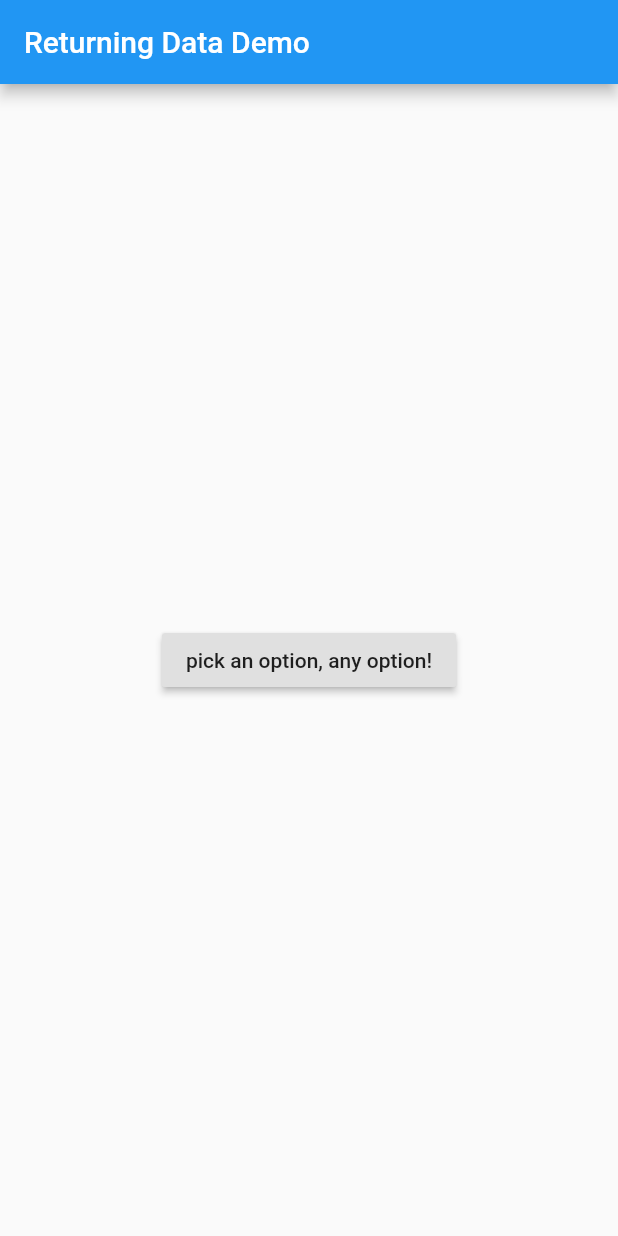
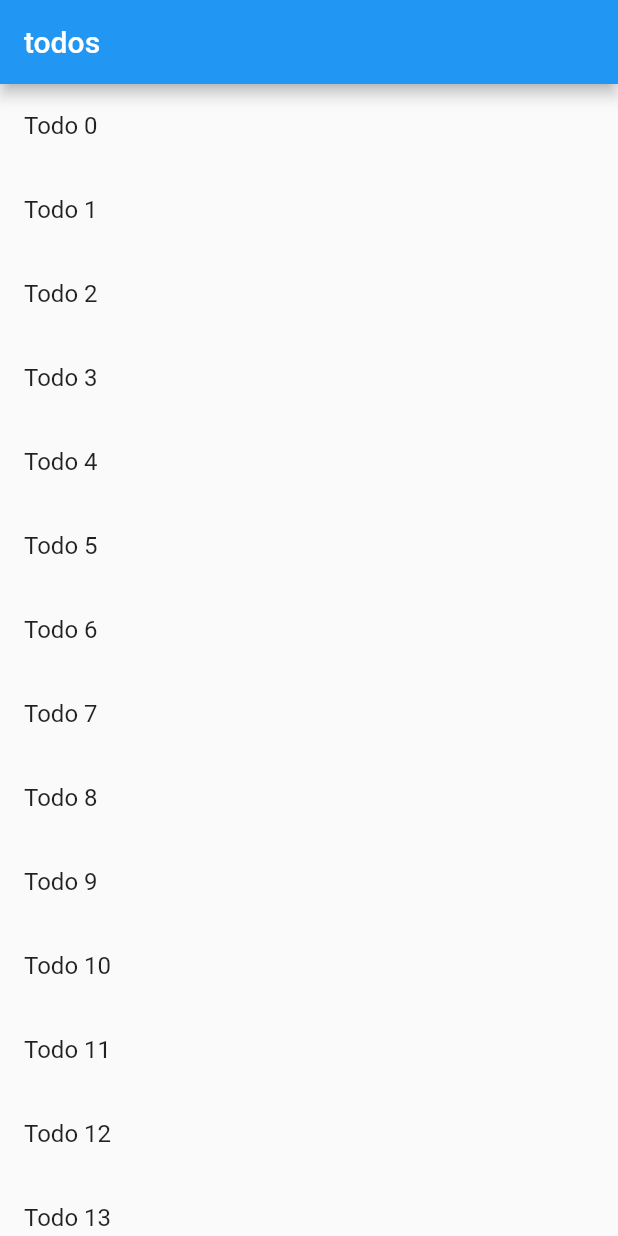
Before and after one commit to osamtimizer/Flutter_sandbox, a Flutter app: the screen it shows after launch, on a phone screen of 412 x 824 dp. Run offline on Flutter 3.47's test engine with Material 2 defaults, Android fonts, the phone set to English and light mode, and no system bars.

Commit message:
Send data to a new screen

```diff
--- a/lib/main.dart
+++ b/lib/main.dart
@@ -1,96 +1,77 @@
+import 'package:flutter/foundation.dart';
 import 'package:flutter/material.dart';
 
 void main() => runApp(MyApp());
+
+class Todo {
+  final String title;
+  final String description;
+
+  Todo(this.title, this.description);
+}
+
 
 class MyApp extends StatelessWidget {
   @override
   Widget build(BuildContext context) {
     return MaterialApp(
-      title: "Returning Data",
-      home: HomeScreen(),
-    );
-  }
-}
-
-// return data from a new screen.
-
-// 1. Define the house screen
-// 2. Add a button that launches the selection screen
-// 3. Show the selection screen with two buttons
-// 4. When a button is tapped, close the selection screen
-// 5. Show a snackBar on the home screen with the selection
-
-class HomeScreen extends StatelessWidget {
-  @override
-  Widget build(BuildContext context) {
-    return Scaffold(
-      appBar: AppBar(
-        title: Text("Returning Data Demo"),
-      ),
-      body: Center(child: SelectionButton()),
-    );
-  }
-}
-
-class SelectionButton extends StatelessWidget {
-  @override
-  Widget build(BuildContext context) {
-    return RaisedButton(
-      onPressed: () {
-        _navigationAndDisplaySelection(context);
-      },
-      child: Text('pick an option, any option!'),
-    );
-  }
-
-  _navigationAndDisplaySelection(BuildContext context) async {
-    final result = await Navigator.push(
-      context,
-      MaterialPageRoute(builder: (context) => SelectionScreen()),
-    );
-
-    Scaffold.of(context)
-    ..removeCurrentSnackBar()
-    ..showSnackBar(SnackBar(content: Text("$result")));
-  }
-}
-
-class SelectionScreen extends StatelessWidget {
-  @override
-  Widget build(BuildContext context) {
-    return Scaffold(
-      appBar: AppBar(
-        title: Text('pick an option'),
-      ),
-      body: Center(
-        child: Center(
-          child: Column(
-            mainAxisAlignment: MainAxisAlignment.center,
-            children: <Widget>[
-              Padding(
-                padding: const EdgeInsets.all(8.0),
-                child: RaisedButton(
-                  onPressed: () {
-                    // pop here with "Yep"...
-                    Navigator.pop(context, "Yep!");
-                  },
-                  child: Text("Yep!"),
-                ),
-              ),
-              Padding(
-                padding: const EdgeInsets.all(8.0),
-                child: RaisedButton(
-                  onPressed: () {
-                    // pop here with "Nope"
-                    Navigator.pop(context, "Nope.");
-                  },
-                  child: Text('Nope.'),
-                ),
-              )
-            ],
-          ),
+      title: "Passing data",
+      home: TodoScreen(
+        todos: List.generate(20, (i) => Todo(
+          'Todo $i',
+          'A description of what needs to be done for Todo $i',
+        ),
         ),
       ),
     );
   }
 }
+
+class TodoScreen extends StatelessWidget {
+  final List<Todo> todos;
+
+  TodoScreen({ Key key, @required this.todos }) : super(key : key);
+
+  @override
+  Widget build(BuildContext context) {
+    return Scaffold(
+      appBar: AppBar(
+        title: Text("todos"),
+      ),
+      body: ListView.builder(
+        itemCount: todos.length,
+        itemBuilder: (context, index) {
+          return ListTile(
+            title: Text(todos[index].title),
+            onTap: () {
+              Navigator.push(
+                context,
+                MaterialPageRoute(
+                  builder: (context) => DetailScreen(todo: todos[index]),
+                ),
+              );
+            },
+          );
+        },
+      ),
+    );
+  }
+}
+
+class DetailScreen extends StatelessWidget {
+  final Todo todo;
+  DetailScreen({ Key key, @required this.todo}) : super(key: key);
+
+  @override
+  Widget build(BuildContext context) {
+    return Scaffold(
+      appBar: AppBar(
+        title: Text(todo.title),
+      ),
+      body: Padding(
+        padding: EdgeInsets.all(16.0),
+        child: Text(todo.description),
+      ),
+    );
+  }
+}
```
Also changed, not shown: lib/cookbook/navigation/return_data_from_a_screen.dart (+96 -0 lines), lib/cookbook/navigation/send_data_to_a_new_screen.dart (added).
